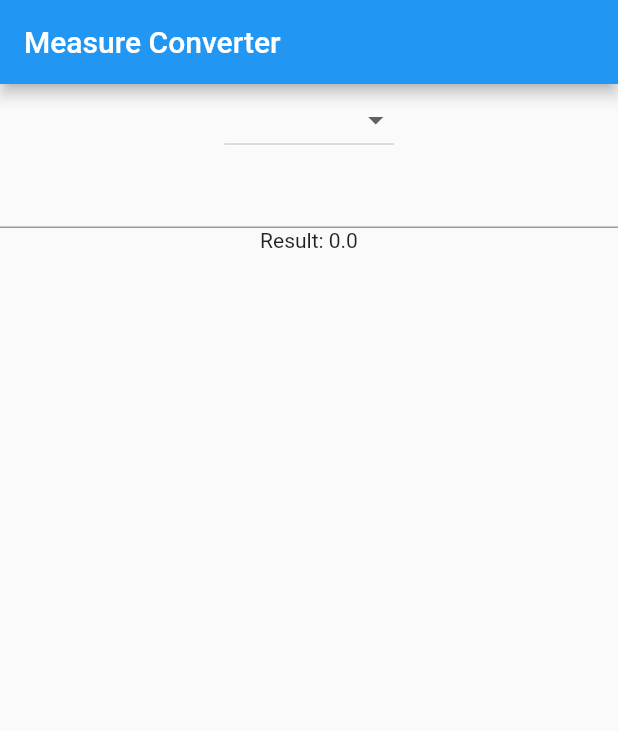
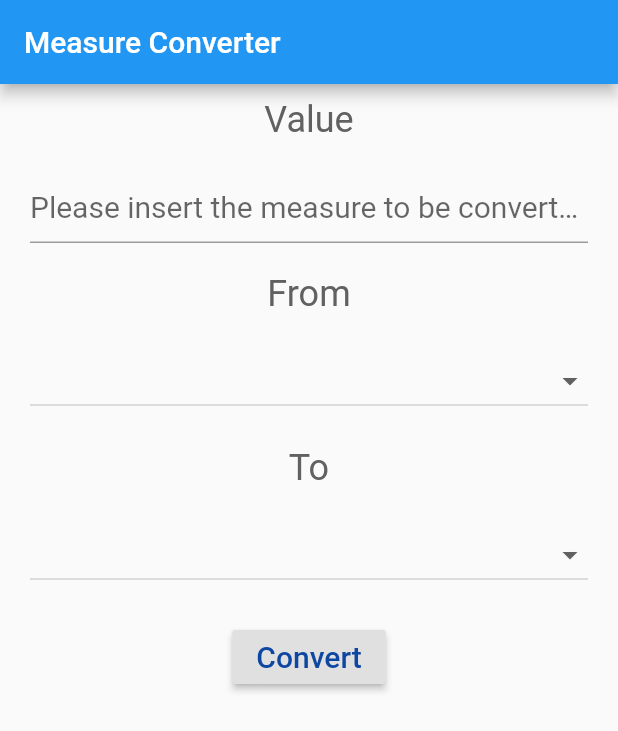
Before and after one commit to imvenj/Flutter_Projects_Sample_Code, a Flutter app: the screen it shows after launch, on a phone screen of 412 x 824 dp. Shown: the top 731 px of the screen. Run offline on Flutter 3.47's test engine with Material 2 defaults, Android fonts, the phone set to English and light mode, and no system bars.

Commit message:
unit_convert working.

```diff
--- a/unit_comverter/lib/main.dart
+++ b/unit_comverter/lib/main.dart
@@ -21,6 +21,8 @@ class Home extends StatefulWidget {
 class HomeState extends State<Home> {
   double _numberForm;
   String _startMeasure;
+  String _convertedMeasure;
+  String _resultMessage;
 
   final List<String> _measures = [
     'meters',
@@ -32,6 +34,55 @@ class HomeState extends State<Home> {
     'pounds (lbs)',
     'ounces'
   ];
+
+  final TextStyle inputStyle = TextStyle(
+    fontSize: 20,
+    color: Colors.blue[900]
+  );
+
+  final TextStyle labelStyle = TextStyle(
+    fontSize: 24,
+    color: Colors.grey[700],
+  );
+
+  final double verticalSpacing = 10;
+
+  final Map<String, int> _measuresMap = {
+    'meters': 0,
+    'kilometers': 1,
+    'grams': 2,
+    'kilograms': 3,
+    'feet': 4,
+    'miles': 5,
+    'pounds (lbs)': 6,
+    'ounces': 7
+  };
+
+  final dynamic _formulas = {
+    '0': [1, 0.001, 0, 0, 3,28084, 0.000621371, 0, 0],
+    '1': [1000, 1, 0, 0, 3280.84, 0.621371, 0, 0],
+    '2': [0, 0, 1000, 1, 0, 0, 2,20462, 0.35274],
+    '3': [0, 0, 1000, 0, 0, 0, 2.20462, 35.274],
+    '4': [0.3048, 0.0003048, 0, 0, 1, 0.000189394, 0, 0],
+    '5': [1609.34, 1.60394, 0, 0, 5280, 1, 0, 0],
+    '6': [0, 0, 453.592, 0.453592, 0, 0, 1, 16],
+    '7': [0, 0, 28.3495, 0.0283495, 3.28084, 0, 0.0625, 1]
+  };
+
+  void convert(double value, String from, String to) {
+    int nFrom = _measuresMap[from];
+    int nTo = _measuresMap[to];
+    var multiplier = _formulas[nFrom.toString()][nTo];
+    var result = value * multiplier;
+    String resultMessage;
+    if (result == 0) {
+      resultMessage = 'This conversion connot be performed';
+    }
+    else {
+      resultMessage = '${_numberForm.toString()} $_startMeasure are ${result.toString()} $_convertedMeasure';
+    }
+    setState(() => _resultMessage = resultMessage);
+  }
 
   @override
   void initState() {
@@ -45,18 +96,25 @@ class HomeState extends State<Home> {
       appBar: AppBar(
         title: Text('Measure Converter')
       ),
-        body: Center(
+      body: Container(
+        padding: EdgeInsets.symmetric(horizontal: 20),
+        child: SingleChildScrollView(
           child: Column(
             children: <Widget>[
-              DropdownButton(
-                value: _startMeasure,
-                items: _measures.map((value) => DropdownMenuItem<String>(
-                  value: value,
-                  child: Text(value)
-                )).toList(),
-                onChanged: (value) => setState(() => _startMeasure = value),
+              Padding(
+                padding: EdgeInsets.symmetric(vertical: verticalSpacing),
+                child: Text(
+                  'Value',
+                  style: labelStyle
+                )
               ),
-              TextField(
+              Padding(
+                padding: EdgeInsets.symmetric(vertical: verticalSpacing),
+                child: TextField(
+                  style: inputStyle,
+                  decoration: InputDecoration(
+                    hintText: 'Please insert the measure to be converted'
+                  ),
                   onChanged: (text) {
                     var rv = double.tryParse(text);
                     if (rv != null) {
@@ -65,13 +123,79 @@ class HomeState extends State<Home> {
                       });
                     }
                   },
+                )
               ),
-              Text(
-                'Result: ${(_numberForm == null) ? '' : _numberForm.toString()}'
+              Padding(
+                padding: EdgeInsets.symmetric(vertical: verticalSpacing),
+                child: Text(
+                  'From',
+                  style: labelStyle
                 )
+              ),
+              Padding(
+                padding: EdgeInsets.symmetric(vertical: verticalSpacing),
+                child: DropdownButton(
+                  isExpanded: true,
+                  value: _startMeasure,
+                  items: _measures.map((value) => DropdownMenuItem<String>(
+                    value: value,
+                    child: Text(
+                      value,
+                      style: inputStyle
+                    )
+                  )).toList(),
+                  onChanged: (value) => setState(() => _startMeasure = value),
+                )
+              ),
+              Padding(
+                padding: EdgeInsets.symmetric(vertical: verticalSpacing),
+                child: Text(
+                  'To',
+                  style: labelStyle
+                )
+              ),
+              Padding(
+                padding: EdgeInsets.symmetric(vertical: verticalSpacing),
+                child: DropdownButton(
+                  isExpanded: true,
+                  value: _convertedMeasure,
+                  items: _measures.map((value) => DropdownMenuItem<String>(
+                    value: value,
+                    child: Text(
+                      value,
+                      style: inputStyle
+                    )
+                  )).toList(),
+                  onChanged: (value) => setState(() => _convertedMeasure = value),
+                )
+              ),
+              Padding(
+                padding: EdgeInsets.symmetric(vertical: verticalSpacing),
+                child: RaisedButton(
+                  child: Text(
+                    'Convert',
+                    style: inputStyle,
+                  ),
+                  onPressed: () {
+                    if (_startMeasure.isEmpty || _convertedMeasure.isEmpty || _numberForm == 0) {
+                      return;
+                    }
+                    else {
+                      convert(_numberForm, _startMeasure, _convertedMeasure);
+                    }
+                  }
+                )
+              ),
+              Padding(
+                padding: EdgeInsets.symmetric(vertical: verticalSpacing),
+                child: Text(
+                  (_resultMessage == null) ? '' : _resultMessage.toString(),
+                  style: labelStyle
+                )
+              ),
             ]
           )
-
+        )
       )
     );
   }
```
Lines whose indentation alone changed are shown as unchanged.
